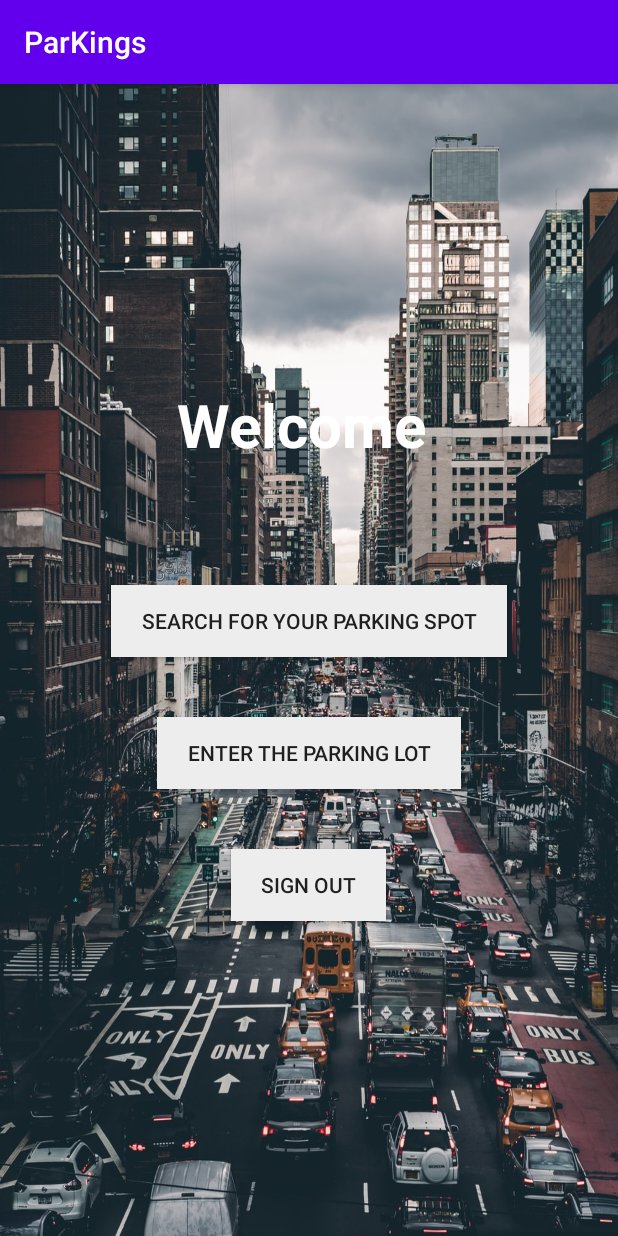
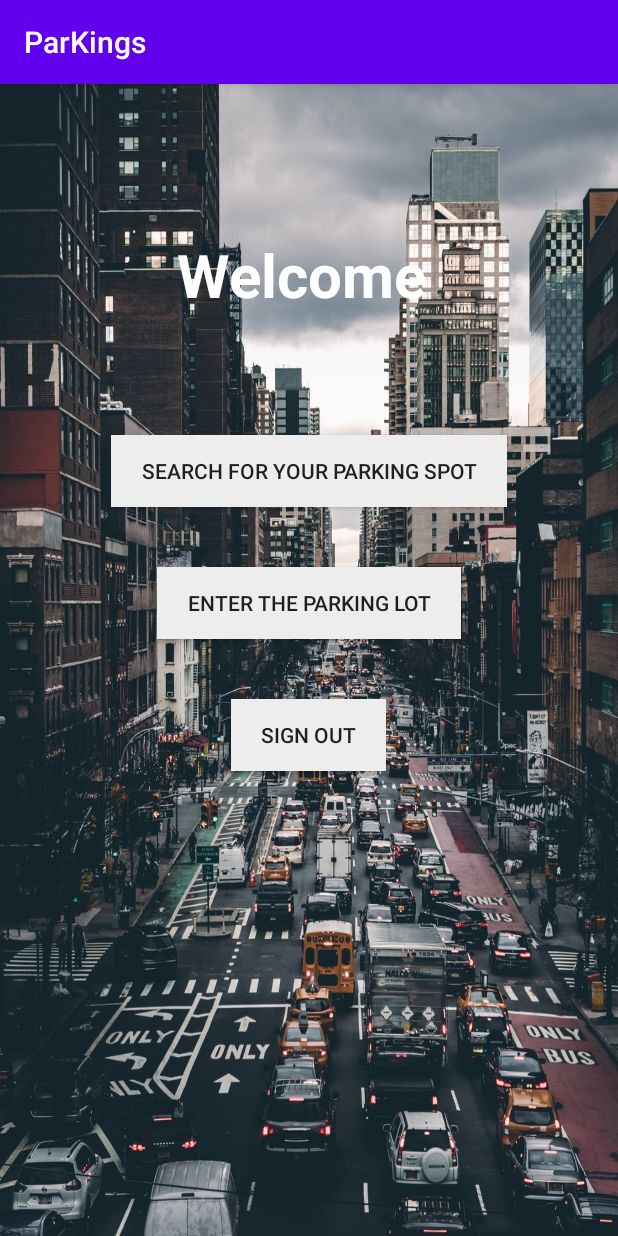
Before and after one commit to MiruGrigoras/ParKings, an Android app: the screen it shows after launch once a user with an empty profile is signed in (MenuActivity), on a phone screen of 412 x 824 dp. Run offline under Robolectric (Android 15) with nearby library versions, the phone set to English and light mode, and no system bars; our stand-ins replace Firebase (no records; nobody signed in at launch, a user with empty details on screens opened directly).

Commit message:
Added enter and search parking activities

```diff
--- a/ParKings_final/app/src/main/java/com/si/parkings/MenuActivity.java
+++ b/ParKings_final/app/src/main/java/com/si/parkings/MenuActivity.java
@@ -29,9 +29,30 @@ public class MenuActivity extends AppCompatActivity {
        helloText.setText("Welcome " + currentUser.getDisplayName());
     }
     private void setupUI(){
+        setText();
+        searchParking();
+        enterParking();
+        signOut();
+    }
 
-        setText();
-        signOut();
+    private void enterParking() {
+        Button enterParkingButton = findViewById(R.id.enter_parking_button);
+        enterParkingButton.setOnClickListener(new View.OnClickListener(){
+            @Override
+            public void onClick(View v) {
+                startActivity(new Intent(MenuActivity.this, EnterParkingActivity.class));
+            }
+        });
+    }
+
+    private void searchParking() {
+        Button searchParkingButton = findViewById(R.id.search_parking_button);
+        searchParkingButton.setOnClickListener(new View.OnClickListener(){
+            @Override
+            public void onClick(View v) {
+                startActivity(new Intent(MenuActivity.this, SearchParkingActivity.class));
+            }
+        });
     }
 
     @Override
--- /dev/null
+++ b/ParKings_final/app/src/main/java/com/si/parkings/SearchParkingActivity.java
@@ -0,0 +1,6 @@
+package com.si.parkings;
+
+import androidx.appcompat.app.AppCompatActivity;
+
+public class SearchParkingActivity extends AppCompatActivity {
+}
--- a/ParKings_final/app/src/main/res/layout/activity_menu.xml
+++ b/ParKings_final/app/src/main/res/layout/activity_menu.xml
@@ -20,7 +20,7 @@
             android:textColor="#FFFFFF"
             android:textStyle="bold"
             android:textSize="40sp"
-            android:layout_marginTop="200dp"
+            android:layout_marginTop="100dp"
             android:gravity="center"
             app:layout_constraintTop_toTopOf="parent"
             app:layout_constraintLeft_toRightOf="parent"
```
Also changed, not shown: ParKings_final/app/src/main/java/com/si/parkings/EnterParkingActivity.java (added, +7 -0 lines).
